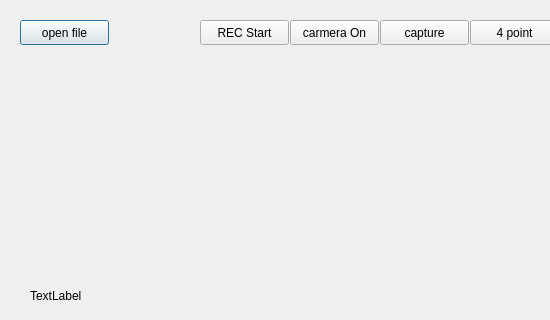
First picture: the form in python/pyQT_src/camera_app_re.ui, repository RedStones-112/ROS_Pr, before the edit; both pictures show x 0 to 550 and y 0 to 320 of the 935 by 563 pixel window.
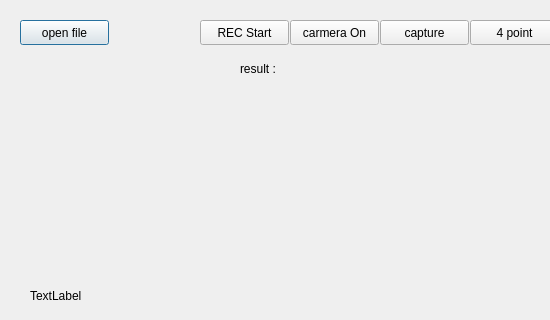
Second picture: the form after the edit.

```diff
--- a/python/pyQT_src/camera_app_re.ui
+++ b/python/pyQT_src/camera_app_re.ui
@@ -433,6 +433,19 @@
     </property>
    </widget>
   </widget>
+  <widget class="QLabel" name="resultLabel">
+   <property name="geometry">
+    <rect>
+     <x>240</x>
+     <y>60</y>
+     <width>141</width>
+     <height>17</height>
+    </rect>
+   </property>
+   <property name="text">
+    <string>result : </string>
+   </property>
+  </widget>
  </widget>
  <resources/>
  <connections/>
```
